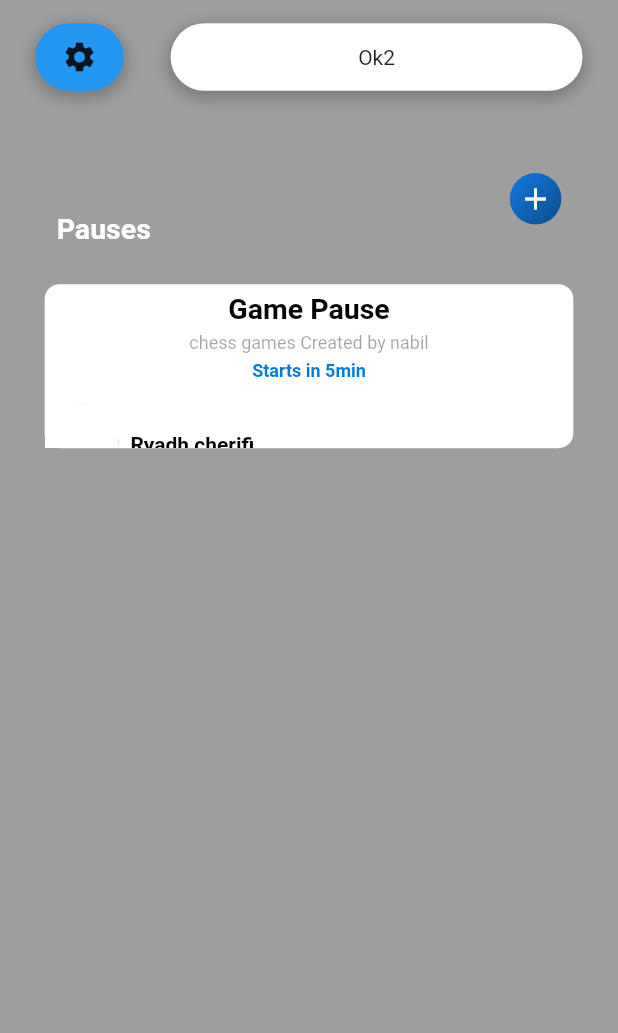
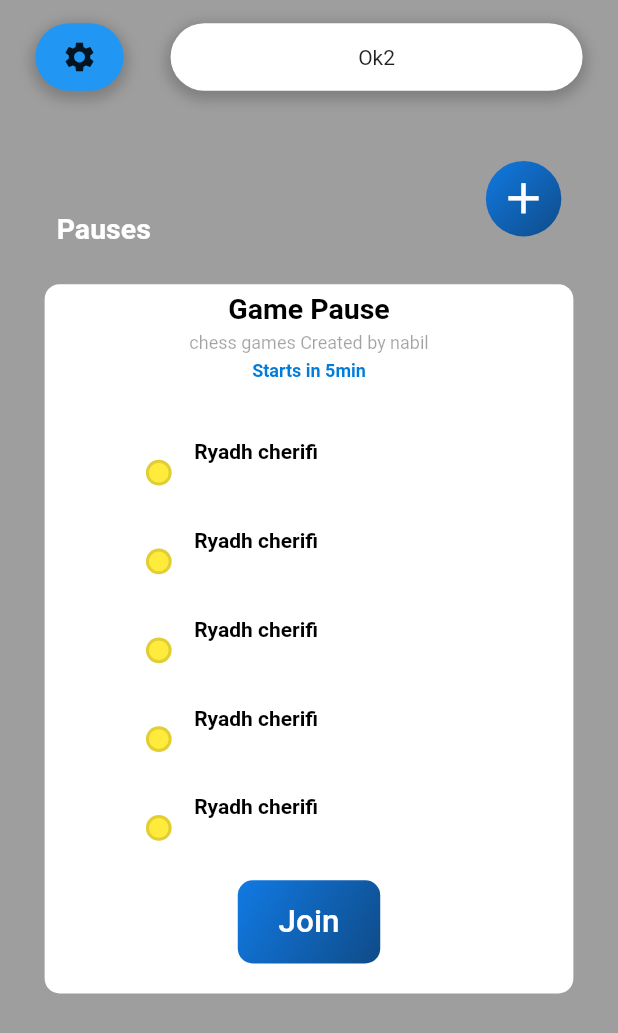
Before and after one commit to Ryadhcherifi/hackrh, a Flutter app: the PauseScreen screen opened directly, on a phone screen of 412 x 824 dp. Shown: the top 1033 px of the screen. Run offline on Flutter 3.47's test engine with Material 2 defaults, Android fonts, the phone set to English and light mode, and no system bars; our stand-ins replace font_awesome_flutter; missing offline and left inert: flutter_cupertino_date_picker.

Commit message:
Mise a jour et ajout des pauses

```diff
--- a/hackrh/lib/screens/PauseScreen.dart
+++ b/hackrh/lib/screens/PauseScreen.dart
@@ -12,7 +12,7 @@ class _PauseScreenState extends State<PauseScreen> {
   String _soustype = "chess games";
   String _init = "nabil";
   String _timetostart = "5min";
-  List <Widget> _userspause = [
+  List<Widget> _userspause = [
     UserProfile("Ryadh cherifi", 43 / 360, 230 / 360)
   ];
   @override
@@ -57,11 +57,12 @@ class _PauseScreenState extends State<PauseScreen> {
                               end: Alignment.bottomRight),
                           shape: BoxShape.circle,
                         ),
-                        height: screensize.width * (30 / 360),
-                        width: screensize.width * (30 / 360),
+                        height: screensize.width * (44 / 360),
+                        width: screensize.width * (44 / 360),
                         child: Icon(
                           Icons.add,
                           color: Colors.white,
+                          size: screensize.width * (30 / 360),
                         )),
                   ),
                 ],
@@ -107,13 +108,44 @@ class _PauseScreenState extends State<PauseScreen> {
                     ),
                   ),
                   Container(
-                    margin: EdgeInsets.only(top: 5),
-                    height: screensize.width * (30 / 360),
+                    height: screensize.height * (231 / 640),
+                    margin: EdgeInsets.only(
+                      top: 10,
+                      left: screensize.width * (31 / 360),
+                    ),
                     child: ListView.builder(
-                      itemCount: 2,
+                      itemCount: 15,
                       itemBuilder: (context, pos) {
                         return _userspause[0];
                       },
+                    ),
+                  ),
+                  GestureDetector(
+                    onTap: () {},
+                    child: Container(
+                      margin: EdgeInsets.only(top: 20, bottom: 20),
+                      height: screensize.height * (43 / 640),
+                      width: screensize.width * (83 / 360),
+                      decoration: BoxDecoration(
+                        borderRadius: BorderRadius.circular(10),
+                        gradient: LinearGradient(
+                          begin: Alignment.topLeft,
+                          end: Alignment.bottomRight,
+                          colors: [
+                            Color.fromARGB(255, 17, 122, 227),
+                            Color.fromARGB(255, 15, 75, 136)
+                          ],
+                        ),
+                      ),
+                      child: Center(
+                        child: Text(
+                          "Join",
+                          style: TextStyle(
+                              color: Colors.white,
+                              fontSize: 21,
+                              fontWeight: FontWeight.w500),
+                        ),
+                      ),
                     ),
                   ),
                 ],
--- a/hackrh/lib/widgets/ProfileAvatre.dart
+++ b/hackrh/lib/widgets/ProfileAvatre.dart
@@ -5,11 +5,10 @@ Widget ProfileAvatre(Size screensize, double largueur) {
     alignment: Alignment.bottomRight,
     children: <Widget>[
       Container(
-        color: Colors.white,
         decoration: BoxDecoration(
           shape: BoxShape.circle,
           border: Border.all(
-            color: Colors.blue,
+            color: Colors.white,
             width: 1,
           ),
         ),
--- a/hackrh/lib/widgets/UserProfile.dart
+++ b/hackrh/lib/widgets/UserProfile.dart
@@ -21,7 +21,7 @@ class UserProfile extends StatelessWidget {
             child: ProfileAvatre(screensize, 15),
           ),
           Container(
-            margin: EdgeInsets.fromLTRB(8, 4, 0, 0),
+            margin: EdgeInsets.fromLTRB(15, 4, 0, 0),
             child: Text(
               _nom,
               style: TextStyle(
--- a/hackrh/pubspec.yaml
+++ b/hackrh/pubspec.yaml
@@ -24,6 +24,7 @@ dependencies:
   # Use with the CupertinoIcons class for iOS style icons.
   cupertino_icons: ^0.1.2
   font_awesome_flutter: ^8.8.1
+  flutter_cupertino_date_picker: ^1.0.26
 
 dev_dependencies:
   flutter_test:
```
Also changed, not shown: hackrh/lib/widgets/AddPause.dart (added, +197 -0 lines), hackrh/lib/widgets/AddTask.dart (added, +91 -0 lines), hackrh/lib/widgets/PauseType.dart (added, +45 -0 lines), hackrh/lib/screens/AccountScreen.dart (line endings or trailing spaces), hackrh/lib/widgets/FirstBar.dart (line endings or trailing spaces), hackrh/pubspec.lock.
